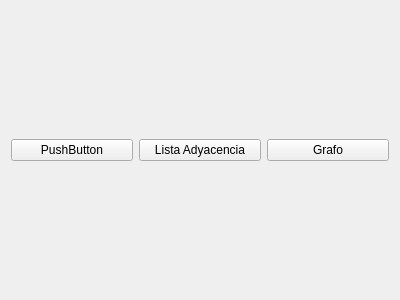
The window that Proyecto_Fase3/Fase3/widgetreports.ui (MReyes09/-EDD-Proyectos_202202233) describes before a commit, drawn with Qt 5.
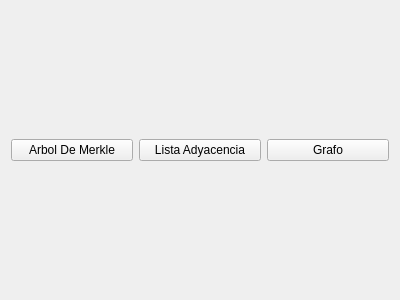
The same window after the commit.

```diff
--- a/Proyecto_Fase3/Fase3/widgetreports.ui
+++ b/Proyecto_Fase3/Fase3/widgetreports.ui
@@ -17,7 +17,7 @@
    <item>
     <widget class="QPushButton" name="pushButton_3">
      <property name="text">
-      <string>PushButton</string>
+      <string>Arbol De Merkle</string>
      </property>
     </widget>
    </item>
```
